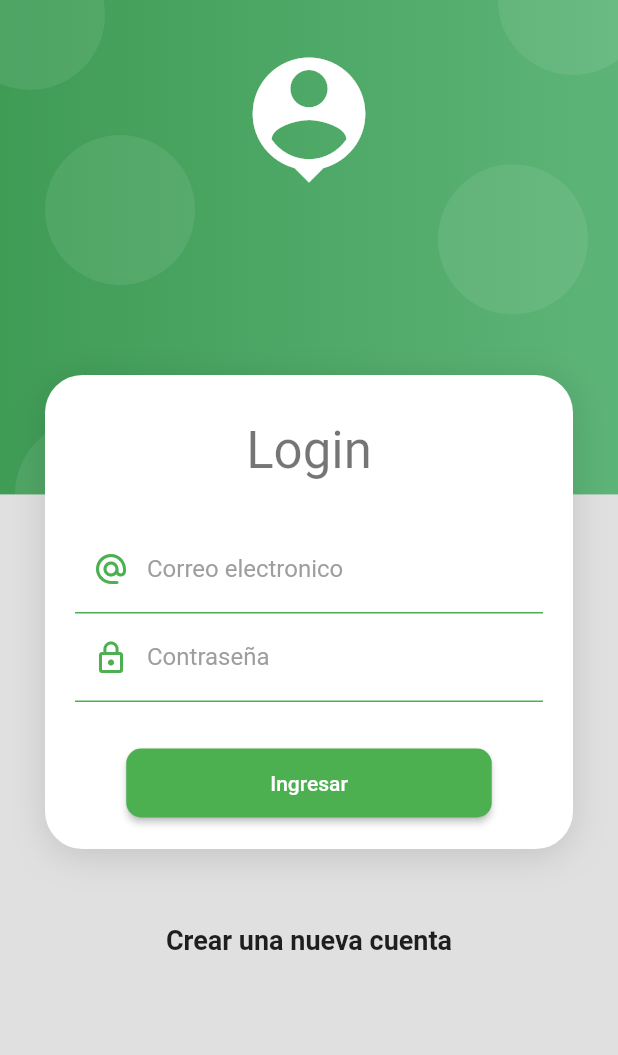
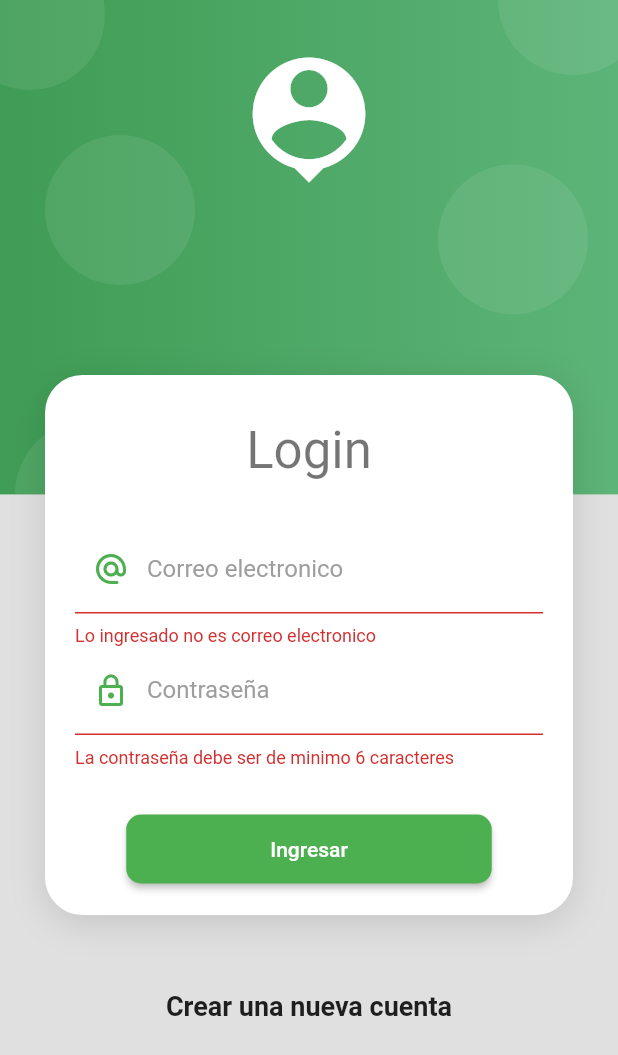
Before and after one commit to MiguelAngelRamos/FormulariosFlutter, a Flutter app: the screen it shows after launch, after a tap on "Ingresar", on a phone screen of 412 x 824 dp. Shown: the top 1055 px of the screen. Run offline on Flutter 3.47's test engine with Material 2 defaults, Android fonts, the phone set to English and light mode, and no system bars.

Commit message:
formulario con contexto

```diff
--- a/lib/pages/login_page_context.dart
+++ b/lib/pages/login_page_context.dart
@@ -78,17 +78,30 @@ class _LoginForm extends StatelessWidget {
               }
             ),
             const SizedBox(height: 30),
-            MaterialButton(
-              shape: RoundedRectangleBorder(borderRadius: BorderRadius.circular(10)),
-              color: Colors.green,
-              onPressed: (){},
-              child: Container(
-                padding: const EdgeInsets.symmetric(horizontal: 80, vertical: 15),
-                child: const Text('Ingresar', style: TextStyle(color: Colors.white)))
+            Builder(
+              builder: (context) {
+                return  MaterialButton(
+                  shape: RoundedRectangleBorder(borderRadius: BorderRadius.circular(10)),
+                  color: Colors.green,
+                  onPressed: () => _submit(context),
+                  child: Container(
+                    padding: const EdgeInsets.symmetric(horizontal: 80, vertical: 15),
+                    child: const Text('Ingresar', style: TextStyle(color: Colors.white)))
+              );
+              },
             )
+
           ],
         ),
       ),
     );
+  } // builder
+  void _submit(BuildContext context) {
+    // final formState = context.findAncestorStateOfType<FormState>();
+    final formState = Form.of(context);
+    if(formState!.validate()) {
+      print('Formulario completamente válido');
+      //* LLAMAR AL BACKEND PASARLE LA INFORMACION
+    }
   }
 }
```
